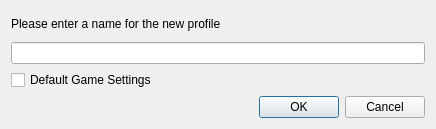
This is modorganizer/src/profileinputdialog.ui in Holt59/mo2-merge as Qt 5 draws it before an edit. The edited form follows.
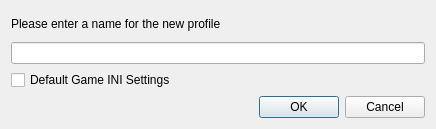
This is the edited form.

The edit to the form file:
```diff
--- a/modorganizer/src/profileinputdialog.ui
+++ b/modorganizer/src/profileinputdialog.ui
@@ -33,7 +33,7 @@
       <string>If checked, the new profile will use the default game settings instead of the &quot;global&quot; settings. Global settings are the settings you configure when running the game launcher directly, without MO.</string>
      </property>
      <property name="text">
-      <string>Default Game Settings</string>
+      <string>Default Game INI Settings</string>
      </property>
     </widget>
    </item>
```
Left out of the diff: 4 changed lines with no effect on the pictures.
